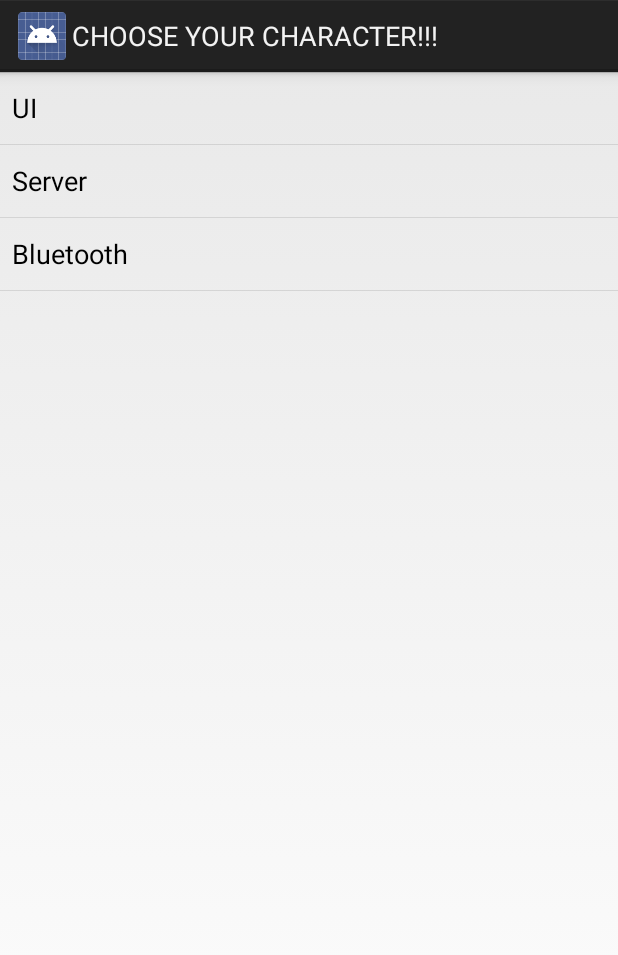
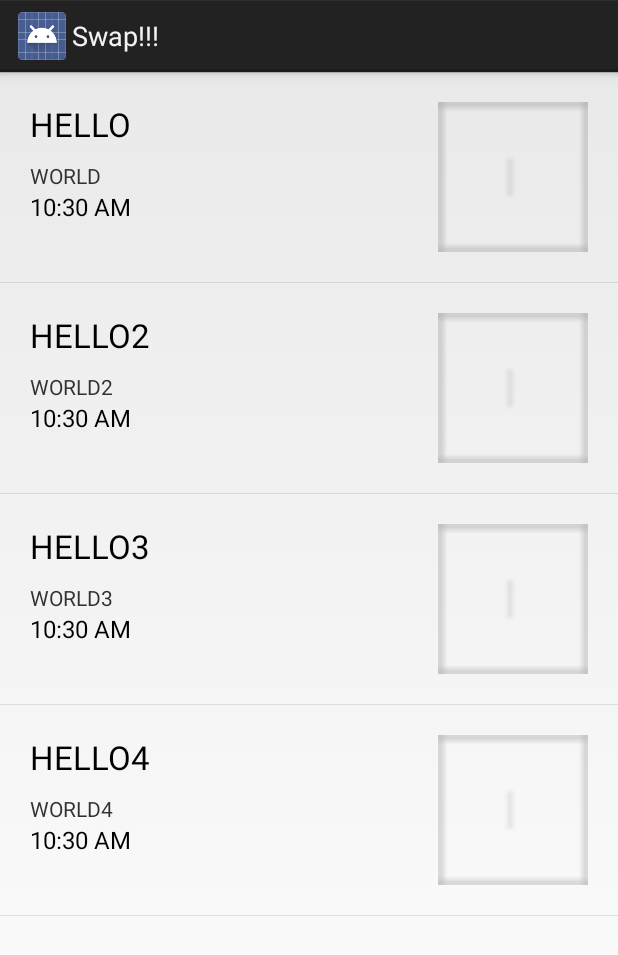
Before and after one commit to JMtorii/Geese-Android, an Android app: the screen it shows after launch (DebugActivity before the commit, HomeActivity after it), after a tap on "UI", on a phone screen of 412 x 824 dp. Shown: the top 955 px of the screen. Run offline under Robolectric (Android 15) with nearby library versions, the phone set to English and light mode, and no system bars.

Commit message:
Initial for card simplified layouts to show in list view

```diff
--- a/app/src/main/AndroidManifest.xml
+++ b/app/src/main/AndroidManifest.xml
@@ -8,9 +8,23 @@
         android:label="@string/app_name"
         android:theme="@style/AppTheme" >
 
+        <uses-sdk
+            android:maxSdkVersion="22"
+            android:minSdkVersion="16"
+            android:targetSdkVersion="21" />
+
         <activity
             android:name=".DebugActivity"
             android:label="@string/app_name" >
+            <intent-filter>
+                <action android:name="android.intent.action.MAIN" />
+
+                <category android:name="android.intent.category.LAUNCHER" />
+            </intent-filter>
+        </activity>
+        <activity
+            android:name=".HomeActivity"
+            android:label="@string/title_activity_home" >
             <intent-filter>
                 <action android:name="android.intent.action.MAIN" />
                 <category android:name="android.intent.category.LAUNCHER" />
--- /dev/null
+++ b/app/src/main/java/com/teamawesome/swap/CardSimplified.java
@@ -0,0 +1,25 @@
+package com.teamawesome.swap;
+
+import java.util.GregorianCalendar;
+
+/**
+ * Created by llam on 4/18/15.
+ */
+public class CardSimplified {
+    public int icon;
+    public String title;
+    public String author;
+    public GregorianCalendar date;
+
+    public CardSimplified() {
+        super();
+    }
+
+    public CardSimplified(int icon, String title, String author, GregorianCalendar date) {
+        super();
+        this.icon = icon;
+        this.title = title;
+        this.author = author;
+        this.date = date;
+    }
+}
--- /dev/null
+++ b/app/src/main/java/com/teamawesome/swap/CardSimplifiedAdaptor.java
@@ -0,0 +1,60 @@
+package com.teamawesome.swap;
+
+import android.app.Activity;
+import android.content.Context;
+import android.view.LayoutInflater;
+import android.view.View;
+import android.view.ViewGroup;
+import android.widget.ArrayAdapter;
+import android.widget.ImageView;
+import android.widget.TextClock;
+import android.widget.TextView;
+
+public class CardSimplifiedAdaptor extends ArrayAdapter<CardSimplified> {
+    Context context;
+    int layoutResourceId;
+    CardSimplified[] data = null;
+
+    public CardSimplifiedAdaptor(Context context, int layoutResourceId, CardSimplified[] data) {
+        super(context, layoutResourceId, data);
+        this.context = context;
+        this.layoutResourceId = layoutResourceId;
+        this.data = data;
+    }
+
+    @Override
+    public View getView(int position, View convertView, ViewGroup parent) {
+        View row = convertView;
+        CardSimplifiedHolder holder = null;
+
+        if (row == null) {
+            LayoutInflater inflater = ((Activity)context).getLayoutInflater();
+            row = inflater.inflate(layoutResourceId, parent, false);
+
+            holder = new CardSimplifiedHolder();
+            holder.imgIcon = (ImageView)row.findViewById(R.id.cardImageIcon);
+            holder.txtTitle = (TextView)row.findViewById(R.id.cardTitleText);
+            holder.txtAuthor = (TextView)row.findViewById(R.id.cardAuthorText);
+            holder.clockDate = (TextClock)row.findViewById(R.id.cardDate);
+
+            row.setTag(holder);
+        } else {
+            holder = (CardSimplifiedHolder)row.getTag();
+        }
+
+        CardSimplified card = data[position];
+        holder.imgIcon.setImageResource(card.icon);
+        holder.txtTitle.setText(card.title);
+        holder.txtAuthor.setText(card.author);
+        return row;
+    }
+
+    static class CardSimplifiedHolder {
+        ImageView imgIcon;
+        TextView txtTitle;
+        TextView txtAuthor;
+        //TODO: Don't use this, this is for clock of current time
+        TextClock clockDate;
+
+    }
+}
--- a/app/src/main/java/com/teamawesome/swap/DebugActivity.java
+++ b/app/src/main/java/com/teamawesome/swap/DebugActivity.java
@@ -14,6 +14,10 @@ import android.widget.ArrayAdapter;
 import android.widget.ListView;
 import android.widget.TextView;
 import android.widget.Toast;
+import android.content.Intent;
+import android.util.Log;
+
+import java.io.Console;
 
 public class DebugActivity extends ListActivity {
 
@@ -39,6 +43,10 @@ public class DebugActivity extends ListActivity {
     protected void onListItemClick(ListView l, View v, int position, long id) {
         String item = (String) getListAdapter().getItem(position);
         Toast.makeText(this, item + " selected", Toast.LENGTH_LONG).show();
+        if (id == 0) {
+            Intent homeIntent = new Intent(this, HomeActivity.class);
+            startActivity(homeIntent);
+        }
     }
 
     @Override
--- /dev/null
+++ b/app/src/main/java/com/teamawesome/swap/HomeActivity.java
@@ -0,0 +1,48 @@
+package com.teamawesome.swap;
+
+import android.app.ListActivity;
+import android.os.Bundle;
+import android.util.Log;
+import android.view.Menu;
+import android.view.View;
+import android.widget.ListView;
+
+import java.util.GregorianCalendar;
+
+
+public class HomeActivity extends ListActivity {
+
+    ListView listview;
+    String[] values = { "hello", "world" };
+    @Override
+    protected void onCreate(Bundle savedInstanceState) {
+        super.onCreate(savedInstanceState);
+        setContentView(R.layout.activity_home);
+        /*ArrayAdapter<String> adapter = new ArrayAdapter<String>(this,
+                android.R.layout.simple_list_item_1, values);
+        setListAdapter(adapter);*/
+        setTitle("Swap!!!");
+
+        CardSimplified card_data[] = new CardSimplified[] {
+          new CardSimplified(R.drawable.abc_ab_share_pack_mtrl_alpha, "HELLO", "WORLD", new GregorianCalendar(2015, 1, 24)),
+          new CardSimplified(R.drawable.abc_ab_share_pack_mtrl_alpha, "HELLO2", "WORLD2", new GregorianCalendar(2015, 1, 23)),
+          new CardSimplified(R.drawable.abc_ab_share_pack_mtrl_alpha, "HELLO3", "WORLD3", new GregorianCalendar(2015, 1, 22)),
+          new CardSimplified(R.drawable.abc_ab_share_pack_mtrl_alpha, "HELLO4", "WORLD4", new GregorianCalendar(2015, 1, 21))
+        };
+
+        CardSimplifiedAdaptor adapter = new CardSimplifiedAdaptor(this, R.layout.card_simplified, card_data);
+        setListAdapter(adapter);
+    }
+
+    @Override
+    public boolean onCreateOptionsMenu(Menu menu) {
+        // Inflate the menu; this adds items to the action bar if it is present.
+        getMenuInflater().inflate(R.menu.menu_main, menu);
+        return true;
+    }
+
+    @Override
+    protected void onListItemClick(ListView l, View v, int position, long id) {
+        Log.d("Testing2", Long.toString(id));
+    }
+}
--- /dev/null
+++ b/app/src/main/res/layout/activity_home.xml
@@ -0,0 +1,12 @@
+<LinearLayout xmlns:android="http://schemas.android.com/apk/res/android"
+    xmlns:tools="http://schemas.android.com/tools"
+    android:orientation="vertical"
+    android:layout_width="fill_parent"
+    android:layout_height="fill_parent"
+    tools:context=".HomeActivity">
+
+    <ListView android:id="@android:id/list"
+        android:layout_width="fill_parent"
+        android:layout_height="fill_parent">
+    </ListView>
+</LinearLayout>
--- /dev/null
+++ b/app/src/main/res/layout/card_simplified.xml
@@ -0,0 +1,51 @@
+<?xml version="1.0" encoding="utf-8"?>
+<RelativeLayout xmlns:android="http://schemas.android.com/apk/res/android"
+    android:id="@+id/cardSimplifiedView"
+    android:layout_width="match_parent"
+    android:layout_height="140dp" >
+
+    <ImageView
+        android:id="@+id/cardImageIcon"
+        android:layout_width="100dp"
+        android:layout_height="100dp"
+        android:layout_margin="20dp"
+        android:layout_alignParentRight="true"
+        android:layout_alignParentTop="true" />
+
+    <TextView
+        android:id="@+id/cardTitleText"
+        android:layout_width="wrap_content"
+        android:layout_height="wrap_content"
+        android:textAppearance="?android:attr/textAppearanceLarge"
+        android:layout_alignParentLeft="true"
+        android:layout_alignParentTop="true"
+
+        android:layout_marginLeft="20dp"
+        android:layout_marginTop="20dp"
+        android:layout_toLeftOf="@+id/cardImageIcon"
+        android:layout_toStartOf="@+id/cardImageIcon"
+        android:nestedScrollingEnabled="true"
+        android:maxLines="1" />
+
+    <TextView
+        android:layout_width="wrap_content"
+        android:layout_height="wrap_content"
+        android:textAppearance="?android:attr/textAppearanceSmall"
+        android:id="@+id/cardAuthorText"
+        android:layout_alignLeft="@+id/cardTitleText"
+        android:layout_alignStart="@+id/cardTitleText"
+        android:layout_alignRight="@+id/cardTitleText"
+        android:layout_alignEnd="@+id/cardTitleText"
+        android:layout_below="@+id/cardTitleText"
+        android:maxLines="1"
+        android:layout_marginTop="10dp" />
+
+    <TextClock
+        android:layout_width="wrap_content"
+        android:layout_height="wrap_content"
+        android:id="@+id/cardDate"
+        android:layout_below="@+id/cardAuthorText"
+        android:layout_toLeftOf="@+id/cardImageIcon"
+        android:layout_alignLeft="@+id/cardAuthorText"
+        android:layout_alignStart="@+id/cardAuthorText" />
+</RelativeLayout>
--- /dev/null
+++ b/app/src/main/res/menu/menu_home.xml
@@ -0,0 +1,7 @@
+<menu xmlns:android="http://schemas.android.com/apk/res/android"
+    xmlns:app="http://schemas.android.com/apk/res-auto"
+    xmlns:tools="http://schemas.android.com/tools"
+    tools:context="com.teamawesome.swap.HomeActivity">
+    <item android:id="@+id/action_settings" android:title="@string/action_settings"
+        android:orderInCategory="100" app:showAsAction="never" />
+</menu>
--- a/app/src/main/res/values/strings.xml
+++ b/app/src/main/res/values/strings.xml
@@ -3,4 +3,5 @@
 
     <string name="hello_world">Hello world!</string>
     <string name="action_settings">Settings</string>
+    <string name="title_activity_home">HomeActivity</string>
 </resources>
```
